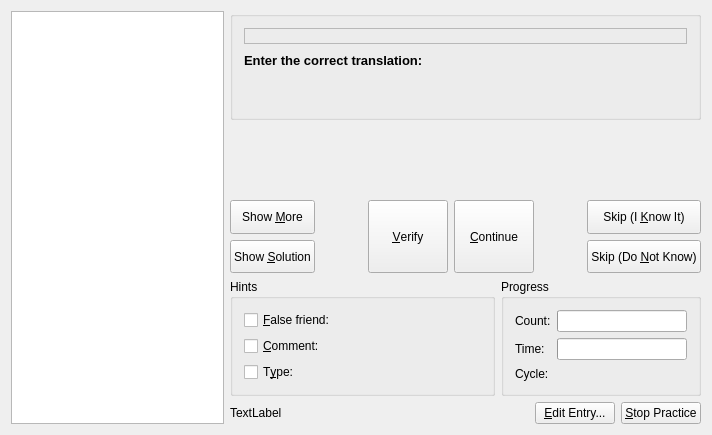
Above: src/practice/writtenpracticedialog.ui from KDE/parley before the change. Below: the same form after it.
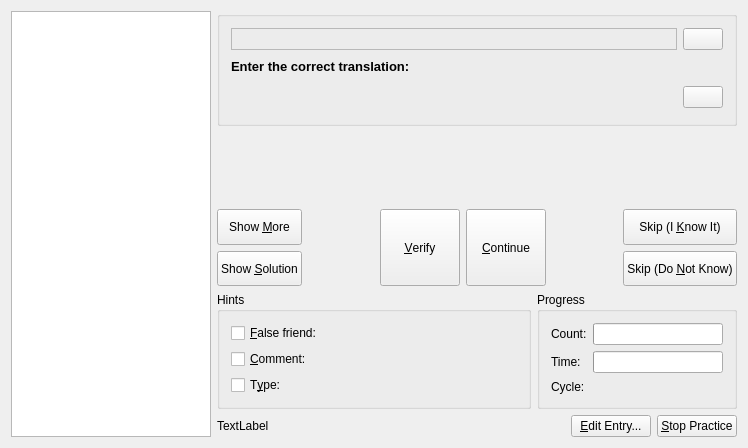
That is the form after the change.

Commit message: Fix skipping when show solution is clicked. Add working sound buttons to the written practice.

```diff
--- a/src/practice/writtenpracticedialog.ui
+++ b/src/practice/writtenpracticedialog.ui
@@ -6,8 +6,8 @@
    <rect>
     <x>0</x>
     <y>0</y>
-    <width>712</width>
-    <height>435</height>
+    <width>746</width>
+    <height>448</height>
    </rect>
   </property>
   <property name="sizePolicy" >
@@ -49,8 +49,8 @@
        <property name="title" >
         <string/>
        </property>
-       <layout class="QVBoxLayout" >
-        <item>
+       <layout class="QGridLayout" >
+        <item row="0" column="0" >
          <widget class="QLabel" name="orgField" >
           <property name="sizePolicy" >
            <sizepolicy vsizetype="Minimum" hsizetype="Expanding" >
@@ -69,7 +69,14 @@
           </property>
          </widget>
         </item>
-        <item>
+        <item row="0" column="1" >
+         <widget class="QPushButton" name="audioPlayQuestionButton" >
+          <property name="text" >
+           <string/>
+          </property>
+         </widget>
+        </item>
+        <item row="1" column="0" >
          <widget class="QLabel" name="TextLabel1" >
           <property name="sizePolicy" >
            <sizepolicy vsizetype="Fixed" hsizetype="Expanding" >
@@ -99,7 +106,7 @@
           </property>
          </widget>
         </item>
-        <item>
+        <item row="2" column="0" >
          <widget class="QFrame" name="TranslationFrame" >
           <property name="sizePolicy" >
            <sizepolicy vsizetype="Preferred" hsizetype="Expanding" >
@@ -121,6 +128,13 @@
           </property>
          </widget>
         </item>
+        <item row="2" column="1" >
+         <widget class="QPushButton" name="audioPlaySolutionButton" >
+          <property name="text" >
+           <string/>
+          </property>
+         </widget>
+        </item>
        </layout>
       </widget>
      </item>
@@ -131,8 +145,8 @@
        </property>
        <property name="sizeHint" >
         <size>
-         <width>471</width>
-         <height>16</height>
+         <width>520</width>
+         <height>20</height>
         </size>
        </property>
       </spacer>
```
The commit also changes 3 other files.
